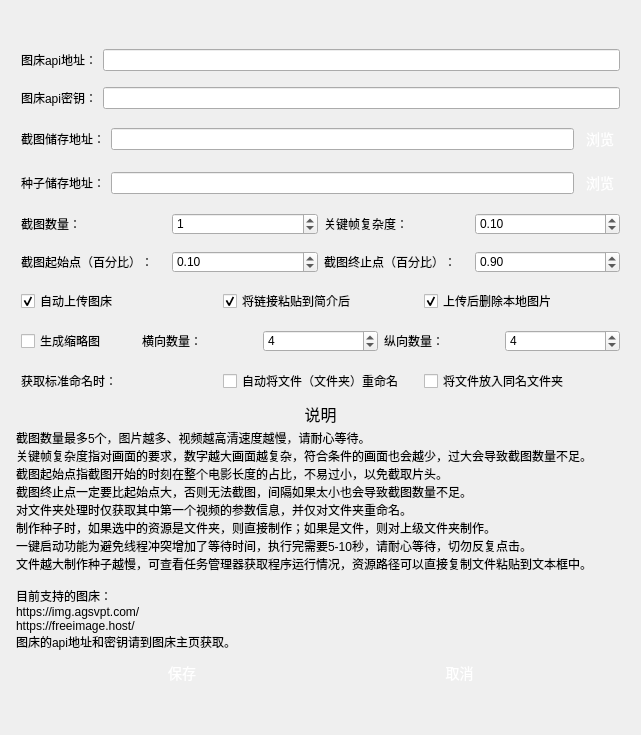
Qt form ph/ui/settings.ui (waidosia/ph-bjd-playlet) before a commit.
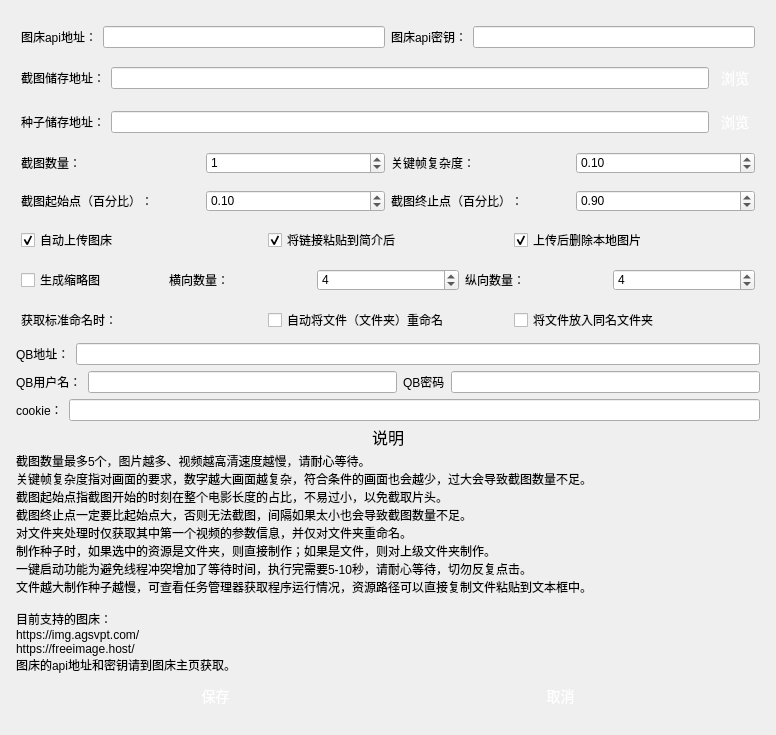
The same form after that commit.

What changed in the file:
```diff
--- a/ph/ui/settings.ui
+++ b/ph/ui/settings.ui
@@ -6,15 +6,15 @@
    <rect>
     <x>0</x>
     <y>0</y>
-    <width>641</width>
+    <width>776</width>
     <height>735</height>
    </rect>
   </property>
   <property name="windowTitle">
    <string>设置</string>
   </property>
-  <layout class="QVBoxLayout" name="verticalLayout_2">
-   <item>
+  <layout class="QGridLayout" name="gridLayout">
+   <item row="0" column="0">
     <layout class="QVBoxLayout" name="verticalLayout">
      <property name="leftMargin">
       <number>5</number>
@@ -109,22 +109,6 @@
          </property>
         </widget>
        </item>
-      </layout>
-     </item>
-     <item>
-      <layout class="QHBoxLayout" name="horizontalLayout_5">
-       <property name="leftMargin">
-        <number>5</number>
-       </property>
-       <property name="topMargin">
-        <number>5</number>
-       </property>
-       <property name="rightMargin">
-        <number>5</number>
-       </property>
-       <property name="bottomMargin">
-        <number>5</number>
-       </property>
        <item>
         <widget class="QLabel" name="label_7">
          <property name="styleSheet">
@@ -1165,6 +1149,58 @@
        </item>
       </layout>
      </item>
+     <item>
+      <layout class="QHBoxLayout" name="horizontalLayout_6">
+       <item>
+        <widget class="QLabel" name="label_14">
+         <property name="text">
+          <string>QB地址：</string>
+         </property>
+        </widget>
+       </item>
+       <item>
+        <widget class="QLineEdit" name="qbPath"/>
+       </item>
+      </layout>
+     </item>
+     <item>
+      <layout class="QHBoxLayout" name="horizontalLayout_5">
+       <item>
+        <widget class="QLabel" name="label_15">
+         <property name="text">
+          <string>QB用户名：</string>
+         </property>
+        </widget>
+       </item>
+       <item>
+        <widget class="QLineEdit" name="qbUser"/>
+       </item>
+       <item>
+        <widget class="QLabel" name="label_16">
+         <property name="text">
+          <string>QB密码</string>
+         </property>
+        </widget>
+       </item>
+       <item>
+        <widget class="QLineEdit" name="qbPasswd"/>
+       </item>
+      </layout>
+     </item>
+     <item>
+      <layout class="QHBoxLayout" name="horizontalLayout_12">
+       <item>
+        <widget class="QLabel" name="label_17">
+         <property name="text">
+          <string>cookie：</string>
+         </property>
+        </widget>
+       </item>
+       <item>
+        <widget class="QLineEdit" name="cookie"/>
+       </item>
+      </layout>
+     </item>
      <item>
       <widget class="QLabel" name="label_9">
        <property name="maximumSize">
```
